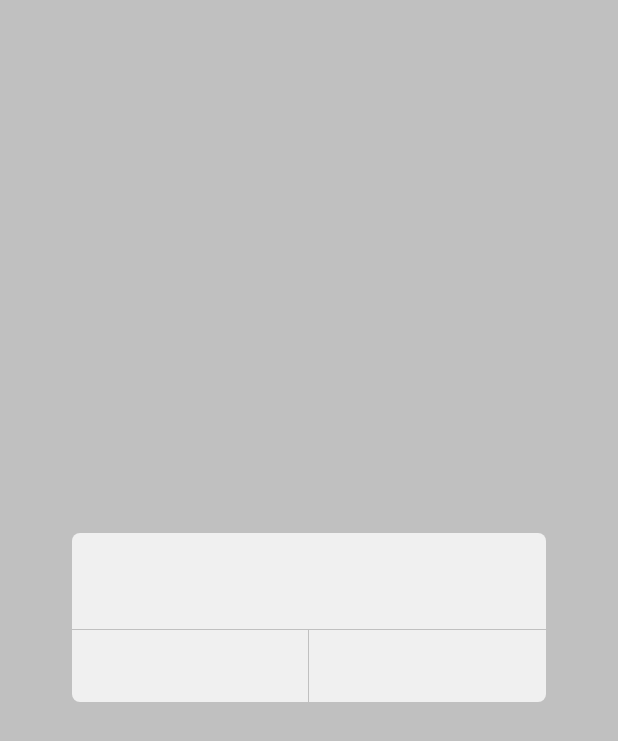
After one commit to comk/Utils, an Android app: the layout layout_alert.xml on its own in the app's theme, with its tools: preview values and no code run, on a phone screen of 412 x 824 dp. The commit adds this screen. Shown: the top 741 px of the screen. Run offline under Robolectric (Android 15) with nearby library versions, the phone set to English and light mode, and no system bars.

Commit message:
loading utils alert utils

```diff
--- /dev/null
+++ b/app/src/main/res/drawable/shape_dialog_alert_bg.xml
@@ -0,0 +1,5 @@
+<?xml version="1.0" encoding="utf-8"?>
+<shape xmlns:android="http://schemas.android.com/apk/res/android">
+    <solid android:color="#F0F0F0"/>
+    <corners android:radius="5dip"/>
+</shape>
--- a/app/src/main/res/drawable/shape_progress_bg.xml
+++ b/app/src/main/res/drawable/shape_progress_bg.xml
@@ -2,6 +2,6 @@
 <shape xmlns:android="http://schemas.android.com/apk/res/android" >
     <solid android:color="#202020"/>
 
-    <corners android:radius="10dip"/>
+    <corners android:radius="5dip"/>
 
 </shape>
--- /dev/null
+++ b/app/src/main/res/layout/layout_alert.xml
@@ -0,0 +1,69 @@
+<?xml version="1.0" encoding="utf-8"?>
+<FrameLayout xmlns:android="http://schemas.android.com/apk/res/android"
+    android:layout_width="match_parent"
+    android:layout_height="match_parent"
+    android:id="@+id/v_bg"
+    android:background="#3f000000">
+
+    <LinearLayout
+        android:orientation="vertical"
+        android:layout_width="match_parent"
+        android:layout_height="wrap_content"
+        android:layout_gravity="center"
+        android:layout_margin="48dp"
+        android:background="@drawable/shape_dialog_alert_bg"
+        >
+
+        <TextView
+            android:id="@+id/tv_message"
+            android:layout_width="match_parent"
+            android:layout_height="wrap_content"
+            android:minHeight="64dp"
+            android:padding="10dp"
+            android:gravity="center_vertical|left"
+            android:background="@android:color/transparent"
+            android:textColor="#202020"
+            android:textSize="16sp"
+            />
+        <View
+            android:layout_width="match_parent"
+            android:layout_height="1px"
+            android:background="#c0c0c0"
+            />
+        <LinearLayout
+            android:orientation="horizontal"
+            android:layout_width="match_parent"
+            android:layout_height="48dp"
+            android:background="@android:color/transparent"
+            >
+            <TextView
+                android:id="@+id/tv_option_left"
+                android:layout_width="0dp"
+                android:layout_height="match_parent"
+                android:layout_weight="1"
+                android:background="@android:color/transparent"
+                android:gravity="center"
+                android:textSize="14sp"
+                android:textColor="#202020"
+                />
+            <View
+                android:layout_width="1px"
+                android:layout_height="match_parent"
+                android:background="#c0c0c0"
+                />
+            <TextView
+                android:id="@+id/tv_option_right"
+                android:layout_width="0dp"
+                android:layout_height="match_parent"
+                android:layout_weight="1"
+                android:gravity="center"
+                android:background="@android:color/transparent"
+                android:textColor="#202020"
+                android:textSize="14sp"
+                />
+        </LinearLayout>
+
+    </LinearLayout>
+
+
+</FrameLayout>
```
Also changed, not shown: app/src/main/java/com/mayhub/utils/LoginActivity.java (+24 -1 lines), app/src/main/java/com/mayhub/utils/common/AlertUtils.java (added, +236 -0 lines), app/src/main/java/com/mayhub/utils/common/LoadingUtils.java (added, +167 -0 lines), app/src/main/java/com/mayhub/utils/dialog/LoadingDialog.java (added, +13 -0 lines), app/src/main/res/layout/layout_dialog.xml (added, +7 -0 lines), app/src/main/res/layout/layout_loading.xml (+20 -4 lines), app/src/main/res/drawable-hdpi/ic_action_name.png (added), app/src/main/res/drawable-mdpi/ic_action_name.png (added), app/src/main/res/drawable-xhdpi/ic_action_name.png (added), app/src/main/res/drawable-xxhdpi/ic_action_name.png (added).
